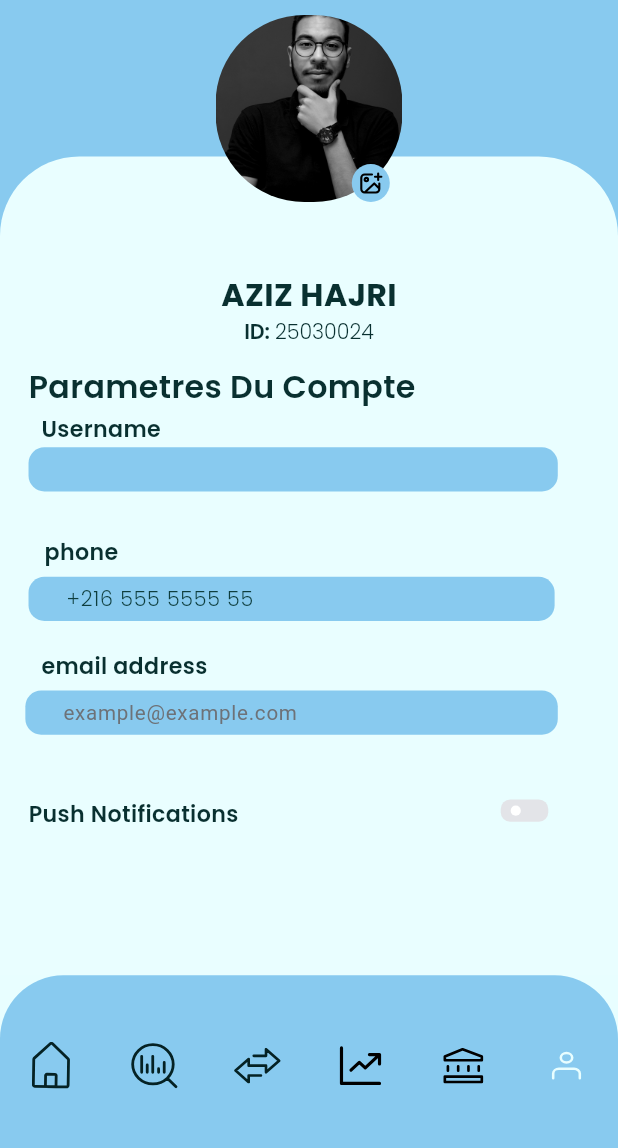
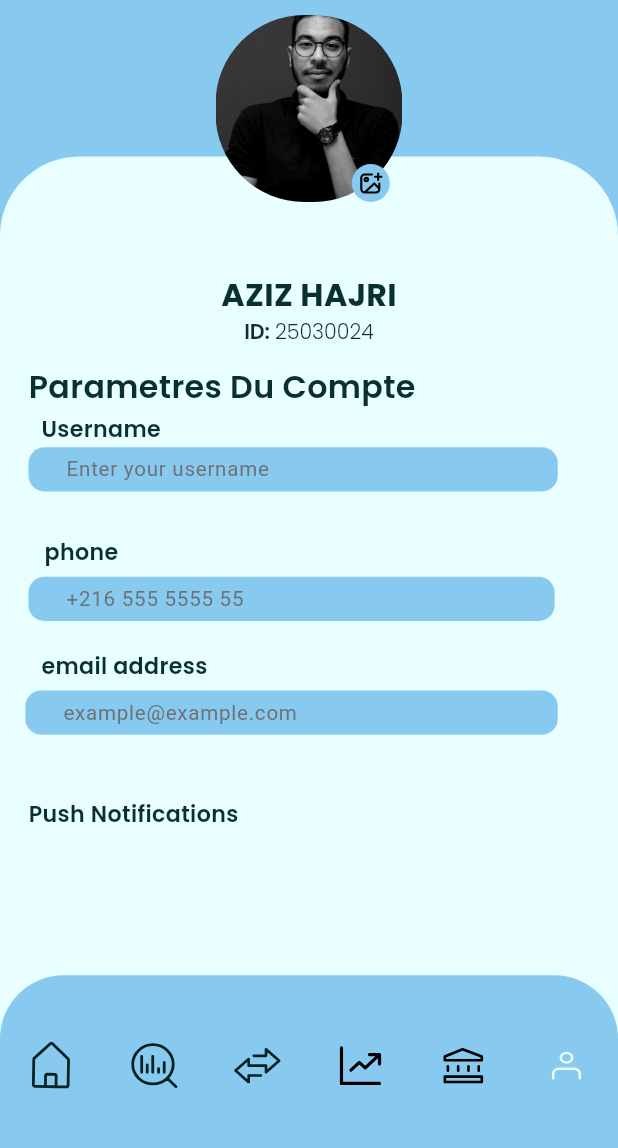
Before and after one commit to hajriaziz/MonitoringSVFE-Frontend, a Flutter app: the BarnavContainerScreen screen opened by its route, item 6 of the bottom bar chosen, on a phone screen of 412 x 824 dp, the part 80-1228 px from its top. Run offline on Flutter 3.47's test engine with Material 3 defaults, Android fonts, the phone set to English and light mode, and no system bars; drawn by our look-alikes of flutter_switch; our stand-ins replace cached_network_image, connectivity_plus, fl_chart, flutter_svg, image_picker, shared_preferences; accounts and stored records are empty; network calls fail.

Commit message:
last version for all screen work

```diff
--- a/lib/presentation/barnav_container_screen/barnav_container_screen.dart
+++ b/lib/presentation/barnav_container_screen/barnav_container_screen.dart
@@ -98,7 +98,7 @@ class BarnavContainerScreenState extends State<BarnavContainerScreen> {
       case AppRoutes.transactionScreen:
         return TransactionScreen.builder(context);
       case AppRoutes.profileScreen:
-        return PorfileScreen.builder(context);
+        return ProfileScreen.builder(context);
       case AppRoutes.terminalScreen:
         return TerminalScreen.builder(context);
       case AppRoutes.transactionParJourScreen:
--- a/lib/presentation/profile_screen/models/profile_model.dart
+++ b/lib/presentation/profile_screen/models/profile_model.dart
@@ -1 +1,33 @@
-class ProfileModel {}
+class ProfileModel {
+  String? username;
+  String? phone;
+  String? email;
+  String? image;
+
+  ProfileModel({
+    this.username,
+    this.phone,
+    this.email,
+    this.image,
+  });
+
+  // Méthode pour convertir un JSON en `ProfileModel`
+  factory ProfileModel.fromJson(Map<String, dynamic> json) {
+    return ProfileModel(
+      username: json['username'],
+      phone: json['phone'],
+      email: json['email'],
+      image: json['image'],
+    );
+  }
+
+  // Méthode pour convertir un `ProfileModel` en JSON
+  Map<String, dynamic> toJson() {
+    return {
+      'username': username,
+      'phone': phone,
+      'email': email,
+      'image': image,
+    };
+  }
+}
--- a/lib/presentation/profile_screen/profile_screen.dart
+++ b/lib/presentation/profile_screen/profile_screen.dart
@@ -1,37 +1,53 @@
+import 'dart:typed_data';
+
+import 'package:image_picker/image_picker.dart';
+import 'dart:io';
 import 'package:flutter/material.dart';
+import 'package:smtmonitoring/core/utils/validation_functions.dart';
+import 'package:smtmonitoring/presentation/api_service.dart';
 import 'package:smtmonitoring/presentation/profile_screen/provider/profile_provider.dart';
 import '../../core/app_export.dart';
-import '../../core/utils/validation_functions.dart';
 import '../../theme/custom_button_style.dart';
 import '../../widgets/app_bar/appbar_subtitle.dart';
 import '../../widgets/app_bar/appbar_trailing_iconbutton.dart';
 import '../../widgets/app_bar/custom_app_bar.dart';
 import '../../widgets/custom_elevated_button.dart';
 import '../../widgets/custom_icon_button.dart';
-import '../../widgets/custom_switch.dart';
 import '../../widgets/custom_text_form_field.dart';
 
-class PorfileScreen extends StatefulWidget {
-  const PorfileScreen({Key? key})
-      : super(
-          key: key,
-        );
+class ProfileScreen extends StatefulWidget {
+  const ProfileScreen({Key? key}) : super(key: key);
+
   @override
-  PorfileScreenState createState() => PorfileScreenState();
+  ProfileScreenState createState() => ProfileScreenState();
+
   static Widget builder(BuildContext context) {
     return ChangeNotifierProvider(
-      create: (context) => PorfileProvider(),
-      child: PorfileScreen(),
+      create: (context) => ProfileProvider(apiService: ApiService()),
+      child: const ProfileScreen(),
     );
   }
 }
 
-// ignore_for_file: must_be_immutable
-class PorfileScreenState extends State<PorfileScreen> {
+class ProfileScreenState extends State<ProfileScreen> {
   GlobalKey<FormState> _formKey = GlobalKey<FormState>();
+
   @override
   void initState() {
     super.initState();
+    // Use Future.microtask to ensure the provider context is available before making the call
+    Future.microtask(() async {
+      final provider = Provider.of<ProfileProvider>(context, listen: false);
+
+      // Retrieve the token and fetch the user profile data if needed
+      String? token = await provider.getTokenFromStorage();
+      if (token != null && provider.profileModel == null) {
+        // Fetch user profile if not already loaded
+        await provider.fetchUserProfile();
+      } else {
+        print("No token found. Please log in.");
+      }
+    });
   }
 
   @override
@@ -190,20 +206,26 @@ class PorfileScreenState extends State<PorfileScreen> {
           SizedBox(height: 2.h),
           Padding(
             padding: EdgeInsets.only(right: 20.h),
-            child: Selector<PorfileProvider, TextEditingController?>(
+            child: Selector<ProfileProvider, TextEditingController?>(
               selector: (context, provider) => provider.userNameController,
               builder: (context, userNameController, child) {
                 return CustomTextFormField(
                   controller: userNameController,
-                  //hintText: "lbl_aziz_hajri2".tr,
+                  hintText: "Enter your username",
                   contentPadding: EdgeInsets.symmetric(
                     horizontal: 20.h,
                     vertical: 4.h,
                   ),
+                  validator: (value) {
+                    if (value == null || value.isEmpty) {
+                      return 'Please enter your username';
+                    }
+                    return null;
+                  },
                 );
               },
             ),
-          )
+          ),
         ],
       ),
     );
@@ -227,21 +249,26 @@ class PorfileScreenState extends State<PorfileScreen> {
           SizedBox(height: 6.h),
           Padding(
             padding: EdgeInsets.only(right: 22.h),
-            child: Selector<PorfileProvider, TextEditingController?>(
+            child: Selector<ProfileProvider, TextEditingController?>(
               selector: (context, provider) => provider.phoneController,
               builder: (context, phoneController, child) {
                 return CustomTextFormField(
                   controller: phoneController,
                   hintText: "msg_216_555_5555_55".tr,
-                  hintStyle: CustomTextStyle.bodyMediumPoppinsTela900,
                   contentPadding: EdgeInsets.symmetric(
                     horizontal: 20.h,
                     vertical: 4.h,
                   ),
+                  validator: (value) {
+                    if (value == null || value.isEmpty) {
+                      return 'Please enter your phone number';
+                    }
+                    return null;
+                  },
                 );
               },
             ),
-          )
+          ),
         ],
       ),
     );
@@ -265,7 +292,7 @@ class PorfileScreenState extends State<PorfileScreen> {
           SizedBox(height: 6.h),
           Padding(
             padding: EdgeInsets.only(right: 22.h),
-            child: Selector<PorfileProvider, TextEditingController?>(
+            child: Selector<ProfileProvider, TextEditingController?>(
               selector: (context, provider) => provider.emailController,
               builder: (context, emailController, child) {
                 return CustomTextFormField(
@@ -279,15 +306,16 @@ class PorfileScreenState extends State<PorfileScreen> {
                   ),
                   validator: (value) {
                     if (value == null ||
-                        (!isValidEmail(value, isRequired: true))) {
-                      return "err_msg_please_enter_valid_email";
+                        value.isEmpty ||
+                        !isValidEmail(value)) {
+                      return "Please enter a valid email address";
                     }
                     return null;
                   },
                 );
               },
             ),
-          )
+          ),
         ],
       ),
     );
@@ -317,7 +345,7 @@ class PorfileScreenState extends State<PorfileScreen> {
                         style: theme.textTheme.titleSmall,
                       ),
                     ),
-                    Selector<PorfileProvider, bool?>(
+                    /*Selector<PorfileProvider, bool?>(
                       selector: (context, provider) =>
                           provider.isSelectedSwitch,
                       builder: (context, isSelectedSwitch, child) {
@@ -335,7 +363,7 @@ class PorfileScreenState extends State<PorfileScreen> {
                           },
                         );
                       },
-                    )
+                    )*/
                   ],
                 ),
               ),
@@ -346,7 +374,21 @@ class PorfileScreenState extends State<PorfileScreen> {
                 text: "lbl_update_profile".tr,
                 buttonStyle: CustomButtonStyles.fillBleu,
                 buttonTextStyle: theme.textTheme.titleSmall!,
-              )
+                onPressed: () async {
+                  final provider =
+                      Provider.of<ProfileProvider>(context, listen: false);
+                  try {
+                    print('Submit button pressed');
+                    // Get the imageBytes from the provider
+                    Uint8List? imageBytes = provider.imageBytes;
+
+                    // Pass the image bytes (if any) to the updateUserProfile method
+                    await provider.updateUserProfile(imageBytes);
+                  } catch (e) {
+                    print('Error: $e');
+                  }
+                },
+              ),
             ],
           ),
         ),
@@ -356,6 +398,31 @@ class PorfileScreenState extends State<PorfileScreen> {
 
   /// Section Widget
   Widget _buildProfileImageSection(BuildContext context) {
+    File? _imageFile;
+    Uint8List? _imageBytes;
+
+    Future<void> _pickImage() async {
+      final picker = ImagePicker();
+      final pickedFile = await picker.pickImage(source: ImageSource.gallery);
+
+      if (pickedFile != null) {
+        setState(() {
+          _imageFile = File(pickedFile.path);
+        });
+
+        // Convert the image to a byte array (Uint8List)
+        _imageBytes = await _imageFile!.readAsBytes();
+        if (_imageBytes == null || _imageBytes!.isEmpty) {
+          print('Erreur : Impossible de convertir l\'image en bytes.');
+          return;
+        }
+        // Store the image bytes in the provider
+        final provider = Provider.of<ProfileProvider>(context, listen: false);
+        provider.setImageBytes(
+            _imageBytes); // Store the image bytes in the provider
+      }
+    }
+
     return Align(
       alignment: Alignment.topCenter,
       child: Container(
@@ -365,14 +432,23 @@ class PorfileScreenState extends State<PorfileScreen> {
         child: Stack(
           alignment: Alignment.center,
           children: [
-            CustomImageView(
-              imagePath: ImageConstant.imgProfil,
-              height: 130.h,
-              width: double.maxFinite,
-              radius: BorderRadius.circular(
-                56.h,
-              ),
-            ),
+            // Display selected image or a default image
+            _imageFile == null
+                ? CustomImageView(
+                    imagePath: ImageConstant.imgProfil, // default image
+                    height: 130.h,
+                    width: double.maxFinite,
+                    radius: BorderRadius.circular(56.h),
+                  )
+                : ClipRRect(
+                    borderRadius: BorderRadius.circular(56.h),
+                    child: Image.file(
+                      _imageFile!,
+                      height: 130.h,
+                      width: double.maxFinite,
+                      fit: BoxFit.cover,
+                    ),
+                  ),
             Padding(
               padding: EdgeInsets.only(right: 8.h),
               child: CustomIconButton(
@@ -381,11 +457,12 @@ class PorfileScreenState extends State<PorfileScreen> {
                 padding: EdgeInsets.all(4.h),
                 decoration: IconButtonStyleHelper.fillBlue,
                 alignment: Alignment.bottomRight,
+                onTap: _pickImage, // Call the method to pick an image
                 child: CustomImageView(
                   imagePath: ImageConstant.imgAdd,
                 ),
               ),
-            )
+            ),
           ],
         ),
       ),
--- a/lib/presentation/terminal_screen/terminal_screen.dart
+++ b/lib/presentation/terminal_screen/terminal_screen.dart
@@ -129,7 +129,8 @@ class TerminalScreenState extends State<TerminalScreen> {
       child: Column(
         children: [
           Text(
-            "msg_29_juillet_10_02".tr,
+            terminalProvider.terminalDistribution?.latestUpdate.toString() ??
+                'N/A',
             style: Theme.of(context).textTheme.bodyLarge,
           ),
           SizedBox(height: 36.h),
@@ -408,6 +409,7 @@ class TerminalScreenState extends State<TerminalScreen> {
       ],
     );
   }
+
   /// Navigates to the previous screen.
   onTapArrowleftone(BuildContext context) {
     NavigatorService.goBack();
--- a/lib/presentation/transaction_par_jour_screen/models/transaction_par_jour_model.dart
+++ b/lib/presentation/transaction_par_jour_screen/models/transaction_par_jour_model.dart
@@ -6,6 +6,7 @@ class Transaction_HistModel {
   final double successRate;
   final int refusedTransactions;
   final double refusalRate;
+  final String latestUpdate;
 
   Transaction_HistModel({
     required this.totalTransactions,
@@ -13,6 +14,7 @@ class Transaction_HistModel {
     required this.successRate,
     required this.refusedTransactions,
     required this.refusalRate,
+    required this.latestUpdate,
   });
 
   factory Transaction_HistModel.fromJson(Map<String, dynamic> json) {
@@ -22,6 +24,7 @@ class Transaction_HistModel {
       successRate: (json['success_rate'] ?? 0).toDouble(),
       refusedTransactions: json['refused_transactions'] ?? 0,
       refusalRate: (json['refusal_rate'] ?? 0).toDouble(),
+      latestUpdate: json['latest_update'] ?? 'N/A',
     );
   }
 }
--- a/lib/presentation/transaction_par_jour_screen/transaction_par_jour_screen.dart
+++ b/lib/presentation/transaction_par_jour_screen/transaction_par_jour_screen.dart
@@ -187,7 +187,8 @@ class TransactionParJourScreenState extends State<TransactionParJourScreen> {
       margin: EdgeInsets.symmetric(horizontal: 18.h),
       child: Column(
         children: [
-          Text("msg_29_juillet_10_02".tr, style: theme.textTheme.bodyLarge),
+          Text ( provider.transactionModelObj?.latestUpdate ?? 'N/A',
+          style: theme.textTheme.bodyLarge),
           SizedBox(height: 8.h),
           Container(
             width: double.infinity,
--- a/lib/presentation/transaction_screen/models/transaction_model.dart
+++ b/lib/presentation/transaction_screen/models/transaction_model.dart
@@ -8,6 +8,7 @@ class TransactionModel {
   final double refusalRate;
   final int mostFrequentRefusalCode;
   final int mostFrequentRefusalCount;
+  final String latestUpdate;
 
   TransactionModel({
     required this.totalTransactions,
@@ -17,6 +18,7 @@ class TransactionModel {
     required this.refusalRate,
     required this.mostFrequentRefusalCode,
     required this.mostFrequentRefusalCount,
+    required this.latestUpdate,
   });
 
   factory TransactionModel.fromJson(Map<String, dynamic> json) {
@@ -28,6 +30,7 @@ class TransactionModel {
       refusalRate: (json['refusal_rate'] ?? 0).toDouble(),
       mostFrequentRefusalCode: json['most_frequent_refusal_code'] ?? 0,
       mostFrequentRefusalCount: json['most_frequent_refusal_count'] ?? 0,
+      latestUpdate: json['latest_update'] ?? 'N/A',
     );
   }
 }
--- a/lib/presentation/transaction_screen/transaction_screen.dart
+++ b/lib/presentation/transaction_screen/transaction_screen.dart
@@ -166,7 +166,8 @@ class TransactionScreenState extends State<TransactionScreen> {
       margin: EdgeInsets.symmetric(horizontal: 18.h),
       child: Column(
         children: [
-          Text("msg_29_juillet_10_02".tr, style: theme.textTheme.bodyLarge),
+          Text(  provider.transactionModelObj?.latestUpdate ?? 'N/A',
+          style: theme.textTheme.bodyLarge),
           SizedBox(height: 8.h),
           Container(
             width: double.infinity,
--- a/lib/routes/app_routes.dart
+++ b/lib/routes/app_routes.dart
@@ -28,7 +28,7 @@ class AppRoutes {
         launchScreen: LaunchScreen.builder,
         loginScreen: LoginScreen.builder,
         transactionScreen: TransactionScreen.builder,
-        profileScreen: PorfileScreen.builder,
+        profileScreen: ProfileScreen.builder,
         terminalScreen: TerminalScreen.builder,
         transactionParJourScreen: TransactionParJourScreen.builder,
         banqueScreen: BanqueScreen.builder,
--- a/pubspec.yaml
+++ b/pubspec.yaml
@@ -20,6 +20,7 @@ dependencies:
   flutter_screenutil: ^5.9.3
   fl_chart: ^0.69.0
   intl: 0.19.0
+  image_picker: ^1.1.2
 dependency_overrides:
   collection: ^1.19.0
   http_parser: ^4.1.0
```
Also changed, not shown: lib/presentation/api_service.dart (+110 -13 lines), lib/presentation/banque_screen/banque_screen.dart (+75 -18 lines), lib/presentation/banque_screen/models/banque_model.dart (+19 -0 lines), lib/presentation/profile_screen/provider/profile_provider.dart (+86 -12 lines), lib/presentation/terminal_screen/models/terminal_model.dart (+10 -4 lines), lib/presentation/terminal_screen/provider/terminal_provider.dart (+6 -3 lines), pubspec.lock, 5 other files.
